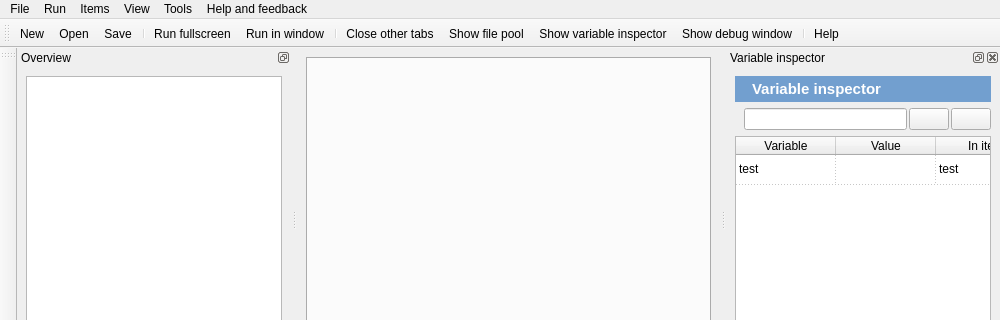
Above: resources/opensesame.ui from open-cogsci/OpenSesame before the change; both pictures show x 0 to 1000 and y 0 to 320 of the 1000 by 707 pixel window. Below: the same form after it.
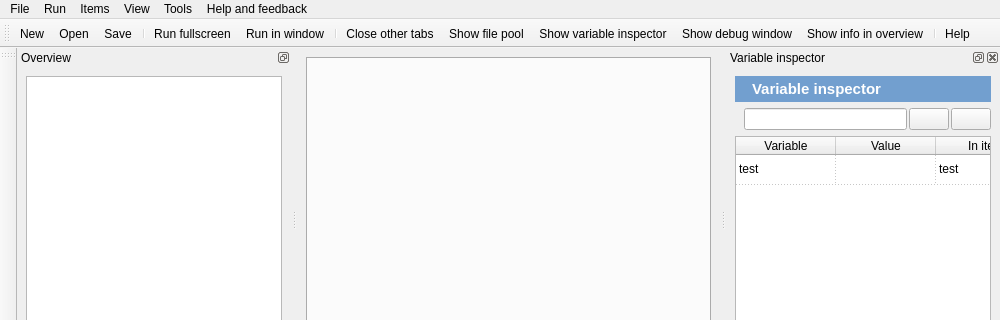
That is the form after the change. Icons and pictures are not drawn. Custom widgets are drawn as their Qt base class.

Patch:
```diff
--- a/resources/opensesame.ui
+++ b/resources/opensesame.ui
@@ -576,6 +576,7 @@
    <addaction name="action_show_pool"/>
    <addaction name="action_show_variable_inspector"/>
    <addaction name="action_show_stdout"/>
+   <addaction name="action_show_info_in_overview"/>
    <addaction name="separator"/>
    <addaction name="action_help"/>
   </widget>
```
Left out of the diff: 7 changed lines with no effect on the pictures.
